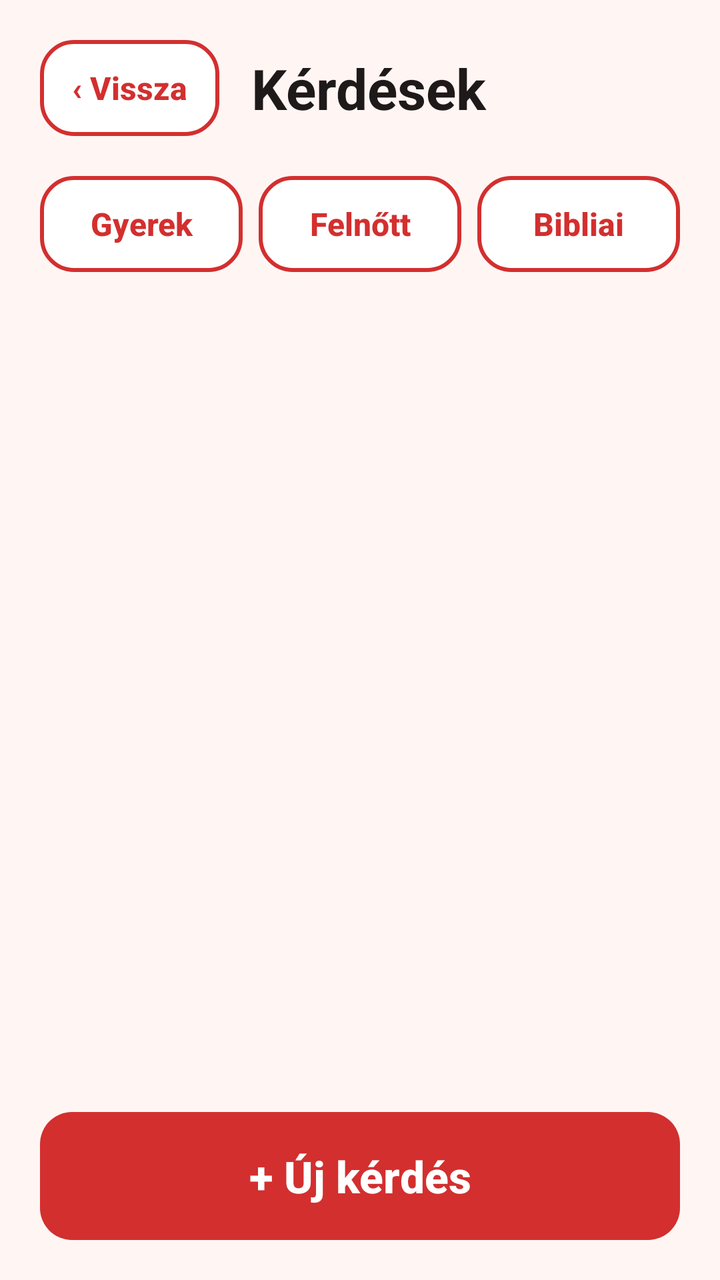
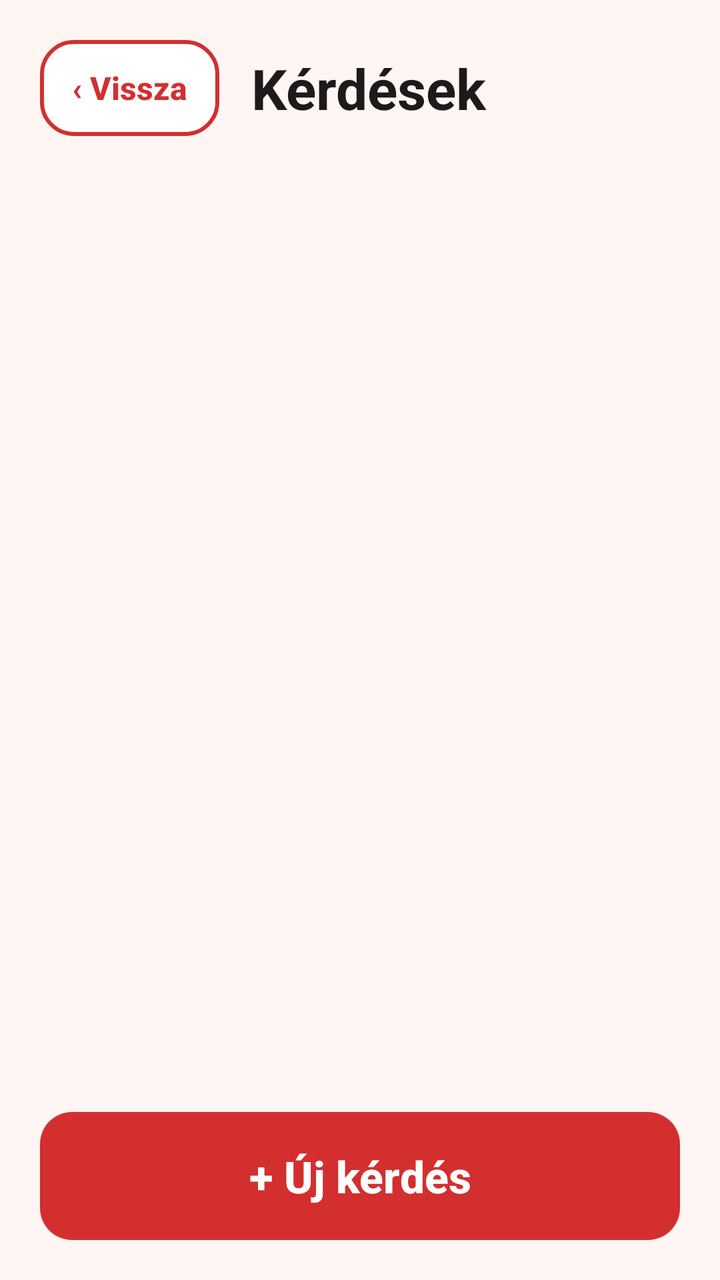

Screens rendered from an Android XML layout before and after an edit, with the pre-edit source and the edit as a unified diff.
<!-- AndroidManifest.xml: application theme AppTheme -->
<!-- res/layout/activity_questions.xml -->
<?xml version="1.0" encoding="utf-8"?>
<LinearLayout xmlns:android="http://schemas.android.com/apk/res/android"
    xmlns:tools="http://schemas.android.com/tools"
    style="@style/Screen"
    tools:context=".QuestionsActivity">

    <LinearLayout
        android:layout_width="match_parent"
        android:layout_height="wrap_content"
        android:gravity="center_vertical"
        android:orientation="horizontal">

        <Button
            style="@style/ButtonSmall"
            android:id="@+id/ButtonBackQuestions"
            android:text="‹ Vissza" />

        <TextView
            style="@style/ScreenTitle"
            android:layout_marginStart="16dp"
            android:text="Kérdések" />
    </LinearLayout>

    <LinearLayout
        android:layout_width="match_parent"
        android:layout_height="wrap_content"
        android:layout_marginTop="20dp"
        android:orientation="horizontal">

        <Button
            style="@style/ButtonSmall"
            android:id="@+id/ButtonTopic1"
            android:layout_width="0dp"
            android:layout_weight="1"
            android:text="Gyerek" />

        <Button
            style="@style/ButtonSmall"
            android:id="@+id/ButtonTopic2"
            android:layout_width="0dp"
            android:layout_weight="1"
            android:layout_marginStart="8dp"
            android:layout_marginEnd="8dp"
            android:text="Felnőtt" />

        <Button
            style="@style/ButtonSmall"
            android:id="@+id/ButtonTopic3"
            android:layout_width="0dp"
            android:layout_weight="1"
            android:text="Bibliai" />
    </LinearLayout>

    <TextView
        android:layout_width="wrap_content"
        android:layout_height="wrap_content"
        android:id="@+id/QuestionCount"
        android:layout_marginTop="16dp"
        android:layout_marginBottom="8dp"
        android:textColor="@color/textSecondary"
        android:textSize="16sp" />

    <ListView
        android:layout_width="match_parent"
        android:layout_height="0dp"
        android:layout_weight="1"
        android:id="@+id/QuestionList"
        android:divider="@android:color/transparent"
        android:dividerHeight="10dp" />

    <Button
        style="@style/ButtonPrimary"
        android:id="@+id/ButtonNewQuestion"
        android:layout_marginTop="12dp"
        android:text="+ Új kérdés" />

</LinearLayout>
<!-- resources referenced by this layout -->
<resources>
  <color name="textSecondary">#6E6262</color>
  <style name="ButtonPrimary" parent="ButtonBase">
          <item name="android:background">@drawable/btn_primary</item>
          <item name="android:textColor">@color/surface</item>
      </style>
  <style name="ButtonSmall" parent="ButtonSecondary">
          <item name="android:layout_width">wrap_content</item>
          <item name="android:layout_height">48dp</item>
          <item name="android:textSize">16sp</item>
          <item name="android:paddingStart">16dp</item>
          <item name="android:paddingEnd">16dp</item>
      </style>
  <style name="Screen">
          <item name="android:layout_width">match_parent</item>
          <item name="android:layout_height">match_parent</item>
          <item name="android:orientation">vertical</item>
          <item name="android:padding">20dp</item>
          <item name="android:background">@color/background</item>
      </style>
  <style name="ScreenTitle">
          <item name="android:layout_width">wrap_content</item>
          <item name="android:layout_height">wrap_content</item>
          <item name="android:textSize">28sp</item>
          <item name="android:textStyle">bold</item>
          <item name="android:textColor">@color/textPrimary</item>
      </style>
  <style name="AppTheme" parent="Theme.AppCompat.Light.NoActionBar">
          <item name="colorPrimary">@color/colorPrimary</item>
          <item name="colorPrimaryDark">@color/colorPrimaryDark</item>
          <item name="colorAccent">@color/colorAccent</item>
          <item name="android:windowBackground">@color/background</item>
          <item name="android:textColorPrimary">@color/textPrimary</item>
          <item name="android:textColorSecondary">@color/textSecondary</item>
      </style>
  <style name="ButtonBase" parent="Widget.AppCompat.Button">
          <item name="android:layout_width">match_parent</item>
          <item name="android:layout_height">64dp</item>
          <item name="android:textSize">22sp</item>
          <item name="android:textStyle">bold</item>
          <item name="android:textAllCaps">false</item>
          <item name="android:stateListAnimator">@null</item>
          <item name="android:paddingStart">20dp</item>
          <item name="android:paddingEnd">20dp</item>
      </style>
  <!-- drawable btn_primary (drawable) -->
  <?xml version="1.0" encoding="utf-8"?>
  <selector xmlns:android="http://schemas.android.com/apk/res/android">
      <item android:state_enabled="false">
          <shape android:shape="rectangle">
              <corners android:radius="16dp" />
              <solid android:color="@color/disabled" />
          </shape>
      </item>
      <item android:state_pressed="true">
          <shape android:shape="rectangle">
              <corners android:radius="16dp" />
              <solid android:color="@color/colorPrimaryDark" />
          </shape>
      </item>
      <item>
          <shape android:shape="rectangle">
              <corners android:radius="16dp" />
              <solid android:color="@color/colorPrimary" />
          </shape>
      </item>
  </selector>
  <color name="surface">#FFFFFF</color>
  <style name="ButtonSecondary" parent="ButtonBase">
          <item name="android:background">@drawable/btn_secondary</item>
          <item name="android:textColor">@color/text_secondary_button</item>
      </style>
  <color name="background">#FFF6F4</color>
  <color name="textPrimary">#1F1A1A</color>
  <color name="colorPrimary">#D32F2F</color>
  <color name="colorPrimaryDark">#9A0007</color>
  <color name="colorAccent">#D32F2F</color>
  <color name="disabled">#E0D6D5</color>
  <color name="pinkLight">#FCE4EC</color>
  <!-- unchanged entries left out for length: 1 -->
</resources>

<!-- the commit's change to res/layout/activity_questions.xml (unified diff, before → after) -->
@@ -21,35 +21,19 @@
             android:text="Kérdések" />
     </LinearLayout>
 
-    <LinearLayout
+    <HorizontalScrollView
         android:layout_width="match_parent"
         android:layout_height="wrap_content"
         android:layout_marginTop="20dp"
-        android:orientation="horizontal">
+        android:scrollbars="none">
 
-        <Button
-            style="@style/ButtonSmall"
-            android:id="@+id/ButtonTopic1"
-            android:layout_width="0dp"
-            android:layout_weight="1"
-            android:text="Gyerek" />
-
-        <Button
-            style="@style/ButtonSmall"
-            android:id="@+id/ButtonTopic2"
-            android:layout_width="0dp"
-            android:layout_weight="1"
-            android:layout_marginStart="8dp"
-            android:layout_marginEnd="8dp"
-            android:text="Felnőtt" />
-
-        <Button
-            style="@style/ButtonSmall"
-            android:id="@+id/ButtonTopic3"
-            android:layout_width="0dp"
-            android:layout_weight="1"
-            android:text="Bibliai" />
-    </LinearLayout>
+        
+        <LinearLayout
+            android:layout_width="wrap_content"
+            android:layout_height="wrap_content"
+            android:id="@+id/TopicButtons"
+            android:orientation="horizontal" />
+    </HorizontalScrollView>
 
     <TextView
         android:layout_width="wrap_content"
